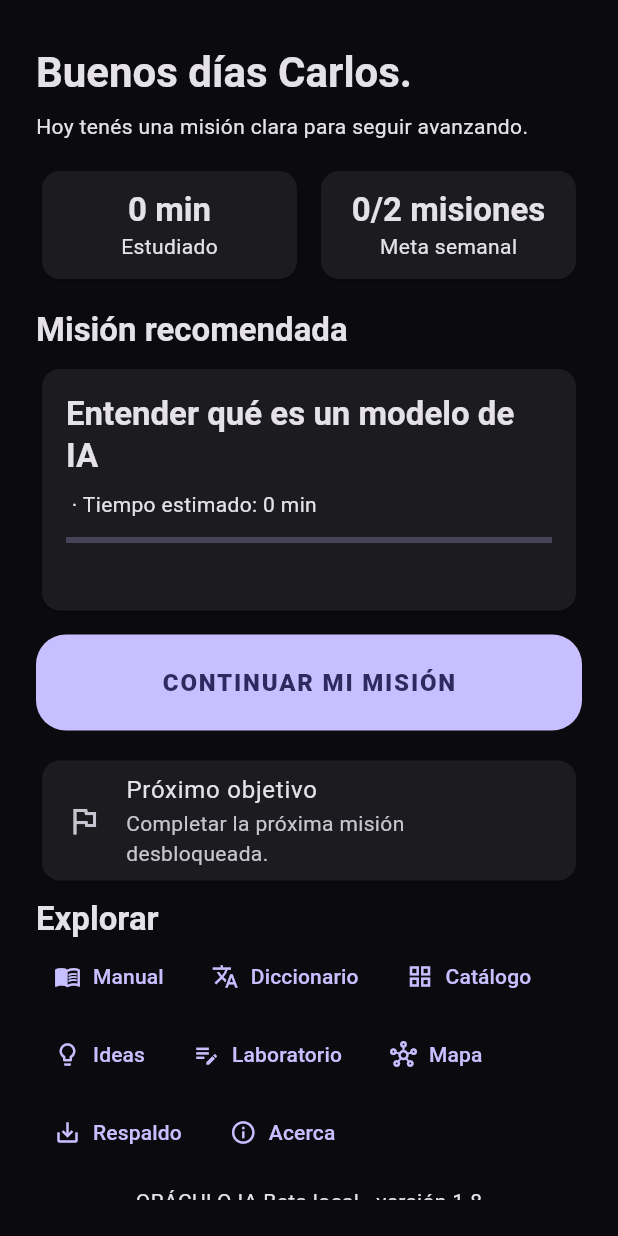
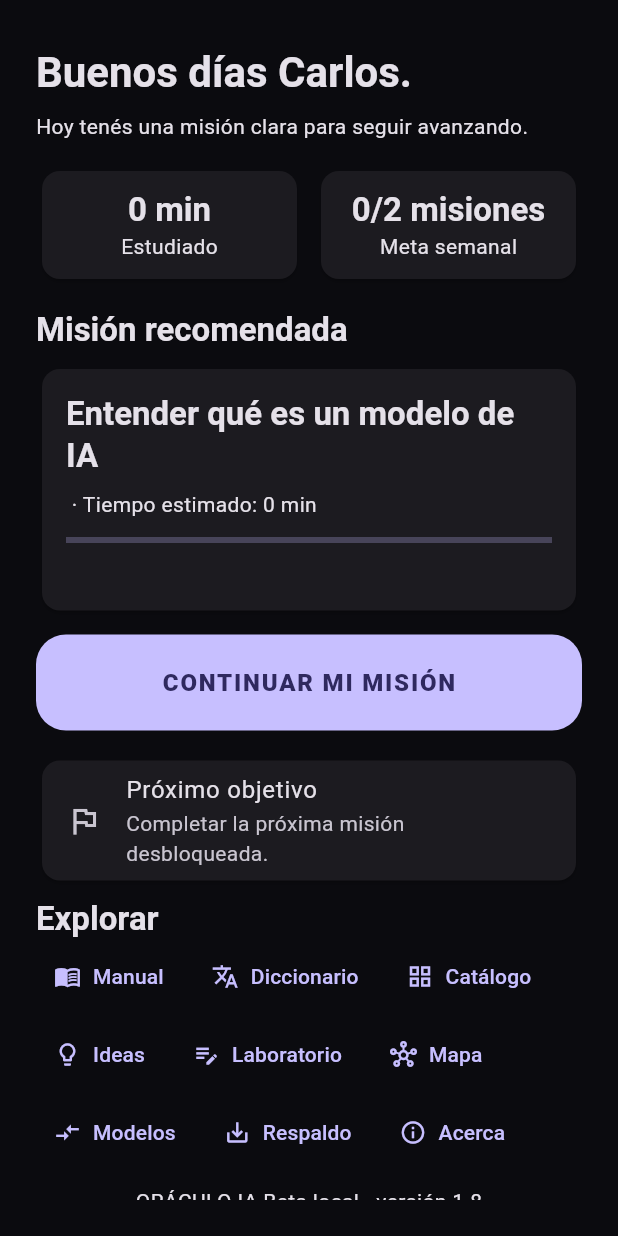
Before and after one commit to carlosvena/oraculo-ia, a Flutter app: the CurrentMissionScreen screen opened directly with empty values, on a phone screen of 412 x 824 dp. Run offline on Flutter 3.47's test engine with Material 3 defaults, Android fonts, the phone set to English and light mode, and no system bars; our stand-ins replace flutter_riverpod, go_router, shared_preferences; accounts and stored records are empty.

Commit message:
Sprint 12: add sourced offline model comparator

```diff
--- /dev/null
+++ b/knowledge/model_catalog_v1.json
@@ -0,0 +1,16 @@
+{
+  "schemaVersion":1,
+  "lastEditorialReview":"2026-07-11",
+  "models":[
+    {"id":"chatgpt","name":"ChatGPT","what":"Asistente de IA de OpenAI para conversación, escritura, análisis, investigación y trabajo con herramientas.","strengths":["Experiencia general integrada","Trabajo con texto, archivos e imágenes","Ecosistema de herramientas"],"limits":["Puede producir errores convincentes","Funciones y límites dependen del plan"],"uses":["redacción","investigación","programación","documentos","razonamiento","imágenes","audio","automatización"],"avoid":"No usar una salida sin verificar para decisiones reguladas o datos sensibles fuera de una configuración aprobada.","privacy":"Revisar controles de datos y condiciones del plan antes de cargar información sensible.","availability":"Web y aplicaciones; verificar región y plan.","related":["Modelos GPT"],"source":"https://help.openai.com/en/articles/12677804-what-is-chatgpt-faq","verified":true},
+    {"id":"gemini","name":"Gemini","what":"Familia y experiencia de IA de Google con capacidades multimodales y herramientas integradas.","strengths":["Multimodalidad","Integración con ecosistema Google","Amplia familia de modelos"],"limits":["Capacidades varían por producto, modelo y región","Requiere verificar versión exacta"],"uses":["investigación","documentos","imágenes","audio","programación"],"avoid":"No asumir que la experiencia de consumo y la API tienen iguales controles.","privacy":"Validar política del producto y cuenta utilizada.","availability":"Productos Google y API; verificar disponibilidad actual.","related":["Gemma"],"source":"https://ai.google.dev/gemini-api/docs/models","verified":true},
+    {"id":"claude","name":"Claude","what":"Asistente y familia de modelos de Anthropic orientados a trabajo intelectual y uso de herramientas.","strengths":["Análisis de texto extenso","Redacción y programación","Trabajo con documentos"],"limits":["Disponibilidad y funciones cambian por plan","Toda salida exige verificación"],"uses":["redacción","documentos","programación","razonamiento"],"avoid":"No delegar decisiones de alto impacto sin revisión.","privacy":"Consultar condiciones comerciales y de datos vigentes.","availability":"Web, aplicaciones y API según región.","related":["Modelos Claude"],"source":"https://docs.anthropic.com/en/docs/about-claude/models/overview","verified":true},
+    {"id":"copilot","name":"Copilot","what":"Familia de asistentes de Microsoft y GitHub integrada en flujos de productividad y desarrollo.","strengths":["Integración en herramientas de trabajo","Asistencia contextual","Flujo de programación"],"limits":["El nombre cubre productos distintos","Permisos dependen del entorno"],"uses":["programación","documentos","excel","automatización"],"avoid":"No confundir GitHub Copilot con Microsoft 365 Copilot al evaluar datos y capacidades.","privacy":"Revisar producto, licencia, tenant y controles administrativos.","availability":"Según producto y licencia.","related":["GitHub Copilot","Microsoft 365 Copilot"],"source":"https://github.com/features/copilot","verified":true},
+    {"id":"deepseek","name":"DeepSeek","what":"Familia de modelos y servicios de IA desarrollada por DeepSeek.","strengths":["Opciones orientadas a razonamiento y código","Disponibilidad de ciertos pesos"],"limits":["Políticas y disponibilidad requieren revisión local","No inferir privacidad por ser abierto"],"uses":["programación","razonamiento","investigación"],"avoid":"No cargar datos laborales sin evaluación de proveedor y despliegue.","privacy":"Requiere verificación específica del servicio o despliegue.","availability":"Servicio y modelos descargables según licencia.","related":["DeepSeek models"],"source":"https://api-docs.deepseek.com/","verified":true},
+    {"id":"qwen","name":"Qwen","what":"Familia de modelos de Alibaba Cloud con variantes abiertas y servicios administrados.","strengths":["Variedad de tamaños y modalidades","Opciones de despliegue"],"limits":["Licencias y capacidades difieren entre variantes","Requiere evaluar idioma y tarea"],"uses":["programación","razonamiento","imágenes","audio"],"avoid":"No tratar toda la familia como un único modelo.","privacy":"Depende del despliegue local o servicio contratado.","availability":"Pesos y servicios según variante y región.","related":["Qwen models"],"source":"https://qwenlm.github.io/","verified":true},
+    {"id":"glm","name":"GLM","what":"Familia de modelos desarrollada por Zhipu AI para lenguaje y tareas multimodales.","strengths":["Familia diversa","Capacidades de lenguaje y agentes según variante"],"limits":["Documentación y disponibilidad regional variables","Requiere prueba en español"],"uses":["redacción","programación","razonamiento"],"avoid":"No adoptarlo sin validar soporte, licencia y tratamiento de datos.","privacy":"Requiere verificación contractual actual.","availability":"Verificar por región y producto.","related":["ChatGLM"],"source":"https://docs.z.ai/","verified":false},
+    {"id":"grok","name":"Grok","what":"Asistente y familia de modelos de xAI integrada en productos propios y servicios para desarrolladores.","strengths":["Acceso a herramientas del ecosistema","Capacidades generales y de razonamiento según versión"],"limits":["Funciones cambian con rapidez","Requiere verificar fuentes en investigación"],"uses":["investigación","redacción","razonamiento","programación"],"avoid":"No usar publicaciones sociales como única evidencia.","privacy":"Consultar condiciones vigentes de xAI y del producto usado.","availability":"Verificar región, plan y API.","related":["Modelos Grok"],"source":"https://docs.x.ai/docs/models","verified":true},
+    {"id":"mistral","name":"Mistral","what":"Familia de modelos y plataforma de Mistral AI con opciones comerciales y de pesos disponibles.","strengths":["Opciones de despliegue","Modelos de distintos tamaños","Foco empresarial"],"limits":["Licencias varían por modelo","La capacidad debe probarse por tarea"],"uses":["programación","documentos","automatización","razonamiento"],"avoid":"No suponer que todos los modelos son abiertos o equivalentes.","privacy":"Depende de plataforma, región y despliegue.","availability":"API y modelos según catálogo vigente.","related":["Le Chat","Mistral models"],"source":"https://docs.mistral.ai/getting-started/models/","verified":true},
+    {"id":"llama","name":"Llama","what":"Familia de modelos de Meta distribuida bajo licencias propias para integración y despliegue.","strengths":["Ecosistema amplio","Control de despliegue","Herramientas comunitarias"],"limits":["Operar modelos exige infraestructura y seguridad","Licencia no equivale a dominio público"],"uses":["programación","automatización","documentos","razonamiento"],"avoid":"No desplegar sin evaluar licencia, hardware, protecciones y mantenimiento.","privacy":"El control depende del despliegue; la operación local también exige gobierno.","availability":"Pesos y proveedores compatibles según licencia.","related":["Llama models"],"source":"https://www.llama.com/docs/overview/","verified":true}
+  ]
+}
--- a/lib/src/features/missions/presentation/current_mission_screen.dart
+++ b/lib/src/features/missions/presentation/current_mission_screen.dart
@@ -23,6 +23,7 @@ class CurrentMissionScreen extends ConsumerWidget {
     required this.onKnowledgeMap,
     required this.onAbout,
     required this.onBackup,
+    required this.onModelComparator,
     super.key,
   });
   final String statusLabel, nextAction;
@@ -37,6 +38,7 @@ class CurrentMissionScreen extends ConsumerWidget {
       onKnowledgeMap,
       onAbout,
       onBackup;
+  final VoidCallback onModelComparator;
   @override
   Widget build(BuildContext context, WidgetRef ref) {
     final l10n = AppLocalizations.of(context);
@@ -146,6 +148,7 @@ class CurrentMissionScreen extends ConsumerWidget {
                     _Access('Ideas', Icons.lightbulb_outline, onThoughtLibrary),
                     _Access('Laboratorio', Icons.edit_note, onPromptLab),
                     _Access('Mapa', Icons.hub_outlined, onKnowledgeMap),
+                    _Access('Modelos', Icons.compare_arrows, onModelComparator),
                     _Access('Respaldo', Icons.save_alt, onBackup),
                     _Access('Acerca', Icons.info_outline, onAbout),
                   ],
--- /dev/null
+++ b/lib/src/features/model_comparator/domain/model_profile.dart
@@ -0,0 +1,6 @@
+class ModelProfile {
+  const ModelProfile({required this.id, required this.name, required this.what, required this.strengths, required this.limits, required this.uses, required this.avoid, required this.privacy, required this.availability, required this.related, required this.source, required this.verified});
+  final String id, name, what, avoid, privacy, availability, source;
+  final List<String> strengths, limits, uses, related;
+  final bool verified;
+}
--- a/pubspec.yaml
+++ b/pubspec.yaml
@@ -1,7 +1,7 @@
 name: oraculo_ia
 description: Mentor diario para aprender Inteligencia Artificial en espanol.
 publish_to: none
-version: 2.0.0+11
+version: 2.1.0+12
 
 environment:
   sdk: ">=3.7.0 <4.0.0"
```
Also changed, not shown: lib/src/app/router/app_router.dart (+7 -0 lines), lib/src/features/model_comparator/data/model_catalog_reader.dart (added, +21 -0 lines), lib/src/features/model_comparator/presentation/model_comparator_screen.dart (added, +33 -0 lines), 3 other files.
